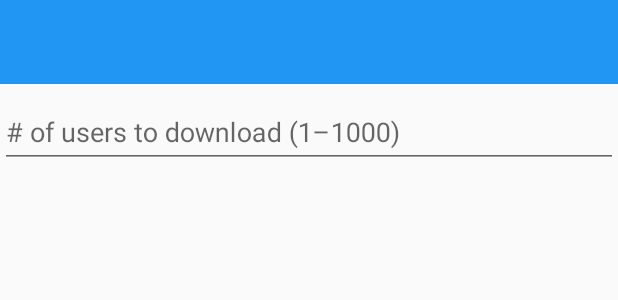
After one commit to JoelReeves/RandomUsers, an Android app: the layout activity_settings.xml on its own in the app's theme, with its tools: preview values and no code run, on a phone screen of 412 x 824 dp. The commit adds this screen. Shown: the top 300 px of the screen. Run offline under Robolectric (Android 15) with nearby library versions, the phone set to English and light mode, and no system bars.

Commit message:
added SettingsActivity to allow changing the number of users to download

```diff
--- a/app/src/main/AndroidManifest.xml
+++ b/app/src/main/AndroidManifest.xml
@@ -12,7 +12,8 @@
         android:label="@string/app_name"
         android:supportsRtl="true"
         android:theme="@style/AppTheme">
-        <activity android:name=".activities.UsersActivity">
+        <activity
+            android:name=".activities.UsersActivity">
             <intent-filter>
                 <action android:name="android.intent.action.MAIN"/>
                 <category android:name="android.intent.category.LAUNCHER"/>
@@ -20,6 +21,9 @@
         </activity>
         <activity
             android:name=".activities.UserDetailActivity"/>
+        <activity
+            android:name=".activities.SettingsActivity"
+            android:label="@string/action_settings"/>
     </application>
 
 </manifest>
--- a/app/src/main/java/com/bromancelabs/randomusers/activities/UserDetailActivity.java
+++ b/app/src/main/java/com/bromancelabs/randomusers/activities/UserDetailActivity.java
@@ -54,7 +54,6 @@ public class UserDetailActivity extends AppCompatActivity {
         if (getIntent().getExtras() != null && !getIntent().getExtras().isEmpty()) {
             Gson gson = new Gson();
             mUser = gson.fromJson(getIntent().getStringExtra(EXTRA_USER), Result.class);
-
         } else {
             finish();
             SnackbarUtils.showErrorSnackbar(this, R.string.activity_start_error);
--- a/app/src/main/java/com/bromancelabs/randomusers/services/RandomUserService.java
+++ b/app/src/main/java/com/bromancelabs/randomusers/services/RandomUserService.java
@@ -4,9 +4,10 @@ import com.bromancelabs.randomusers.models.Results;
 
 import retrofit2.Call;
 import retrofit2.http.GET;
+import retrofit2.http.Query;
 
 public interface RandomUserService {
 
-    @GET("/?results=100")
-    Call<Results> getRandomUsers();
+    @GET("/")
+    Call<Results> getRandomUsers(@Query("results") String results);
 }
--- /dev/null
+++ b/app/src/main/res/layout/activity_settings.xml
@@ -0,0 +1,28 @@
+<?xml version="1.0" encoding="utf-8"?>
+<LinearLayout
+    xmlns:android="http://schemas.android.com/apk/res/android"
+    android:orientation="vertical"
+    android:layout_width="match_parent"
+    android:layout_height="match_parent"
+    android:focusable="true"
+    android:focusableInTouchMode="true">
+
+    <include
+        layout="@layout/toolbar_layout"/>
+
+    <android.support.design.widget.TextInputLayout
+        android:id="@+id/til_user_value_text_input_layout"
+        android:layout_width="match_parent"
+        android:layout_height="wrap_content">
+
+        <EditText
+            android:id="@+id/et_user_value"
+            android:layout_width="match_parent"
+            android:layout_height="wrap_content"
+            android:maxLength="4"
+            android:inputType="numberSigned"
+            android:hint="@string/text_hint" />
+
+    </android.support.design.widget.TextInputLayout>
+
+</LinearLayout>
--- a/app/src/main/res/menu/main_menu.xml
+++ b/app/src/main/res/menu/main_menu.xml
@@ -8,4 +8,10 @@
         android:title="@string/action_refresh"
         android:icon="@drawable/ic_action_refresh"
         app:showAsAction="ifRoom"/>
+
+    <item
+        android:id="@+id/action_settings"
+        android:title="@string/action_settings"
+        android:icon="@android:drawable/ic_menu_preferences"
+        app:showAsAction="ifRoom"/>
 </menu>
--- a/app/src/main/res/values/strings.xml
+++ b/app/src/main/res/values/strings.xml
@@ -3,6 +3,7 @@
 
     <!-- Menu -->
     <string name="action_refresh">Refresh</string>
+    <string name="action_settings">Settings</string>
 
     <!-- Snackbar -->
     <string name="network_unavailable">Please check your network connection</string>
@@ -16,4 +17,8 @@
     <string name="user_address">Address</string>
     <string name="user_phone_number">Phone</string>
     <string name="full_address" formatted="false">%1$s\n%2$s, %3$s %4$s</string>
+
+    <!-- SettingsActivity -->
+    <string name="text_hint"># of users to download (1–1000)</string>
+    <string name="input_error">Enter a value between 1–1000</string>
 </resources>
```
Also changed, not shown: app/src/main/java/com/bromancelabs/randomusers/activities/SettingsActivity.java (added, +62 -0 lines), app/src/main/java/com/bromancelabs/randomusers/activities/UsersActivity.java (+8 -1 lines), app/src/main/java/com/bromancelabs/randomusers/utils/SharedPreferencesUtils.java (added, +29 -0 lines).
